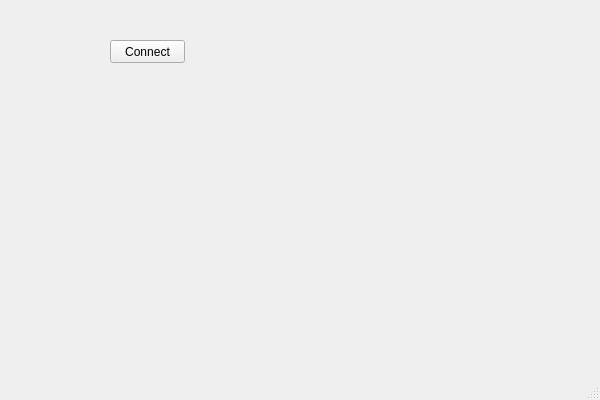
Old version of the form Software/PC/PC/followerui.ui in the repository TalTechRobotiklubi/Follower.
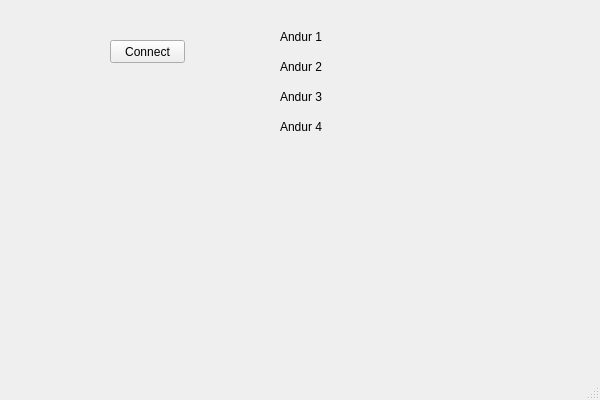
New version of the form.

Commit message: andurite andmete näitamine.

Diff of the .ui file:
```diff
--- a/Software/PC/PC/followerui.ui
+++ b/Software/PC/PC/followerui.ui
@@ -27,6 +27,110 @@
      <string>Connect</string>
     </property>
    </widget>
+   <widget class="QLabel" name="lbl_andur1">
+    <property name="geometry">
+     <rect>
+      <x>360</x>
+      <y>30</y>
+      <width>46</width>
+      <height>13</height>
+     </rect>
+    </property>
+    <property name="text">
+     <string/>
+    </property>
+   </widget>
+   <widget class="QLabel" name="lbl_andur2">
+    <property name="geometry">
+     <rect>
+      <x>360</x>
+      <y>60</y>
+      <width>46</width>
+      <height>13</height>
+     </rect>
+    </property>
+    <property name="text">
+     <string/>
+    </property>
+   </widget>
+   <widget class="QLabel" name="lbl_andur3">
+    <property name="geometry">
+     <rect>
+      <x>360</x>
+      <y>90</y>
+      <width>46</width>
+      <height>13</height>
+     </rect>
+    </property>
+    <property name="text">
+     <string/>
+    </property>
+   </widget>
+   <widget class="QLabel" name="lbl_andur4">
+    <property name="geometry">
+     <rect>
+      <x>360</x>
+      <y>120</y>
+      <width>46</width>
+      <height>13</height>
+     </rect>
+    </property>
+    <property name="text">
+     <string/>
+    </property>
+   </widget>
+   <widget class="QLabel" name="label_5">
+    <property name="geometry">
+     <rect>
+      <x>280</x>
+      <y>30</y>
+      <width>46</width>
+      <height>13</height>
+     </rect>
+    </property>
+    <property name="text">
+     <string>Andur 1</string>
+    </property>
+   </widget>
+   <widget class="QLabel" name="label_6">
+    <property name="geometry">
+     <rect>
+      <x>280</x>
+      <y>60</y>
+      <width>46</width>
+      <height>13</height>
+     </rect>
+    </property>
+    <property name="text">
+     <string>Andur 2</string>
+    </property>
+   </widget>
+   <widget class="QLabel" name="label_7">
+    <property name="geometry">
+     <rect>
+      <x>280</x>
+      <y>90</y>
+      <width>46</width>
+      <height>13</height>
+     </rect>
+    </property>
+    <property name="text">
+     <string>Andur 3</string>
+    </property>
+   </widget>
+   <widget class="QLabel" name="label_8">
+    <property name="geometry">
+     <rect>
+      <x>280</x>
+      <y>120</y>
+      <width>46</width>
+      <height>13</height>
+     </rect>
+    </property>
+    <property name="text">
+     <string>Andur 4</string>
+    </property>
+   </widget>
   </widget>
   <widget class="QStatusBar" name="statusBar"/>
  </widget>
```
The commit also changes 2 other files.
